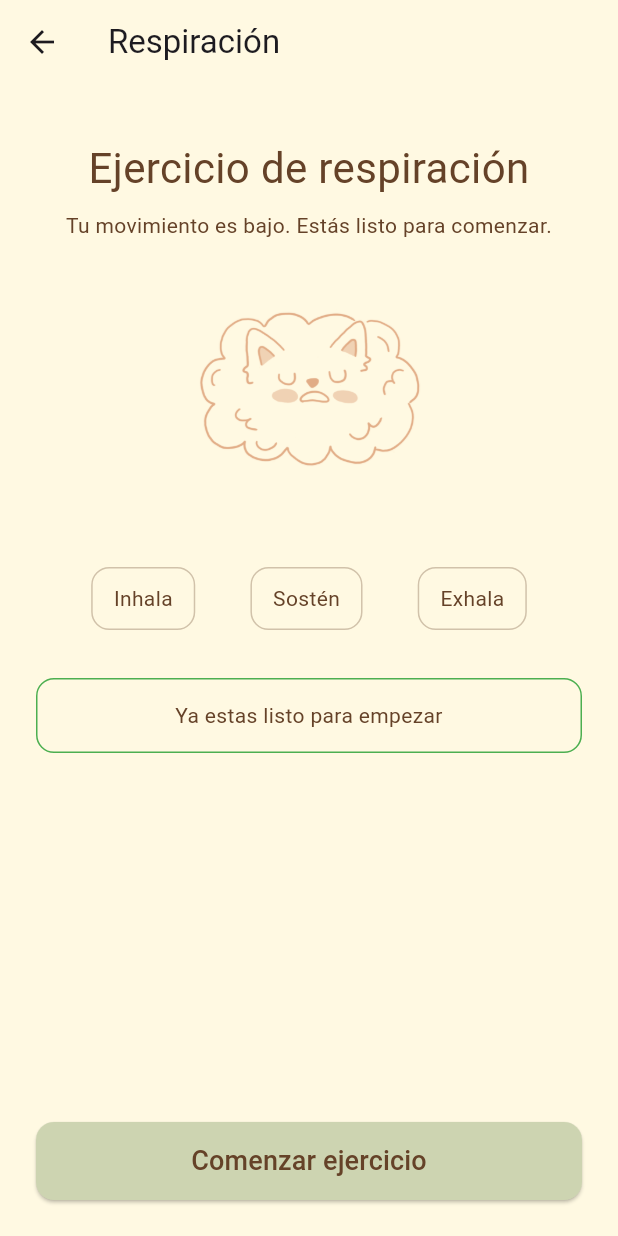
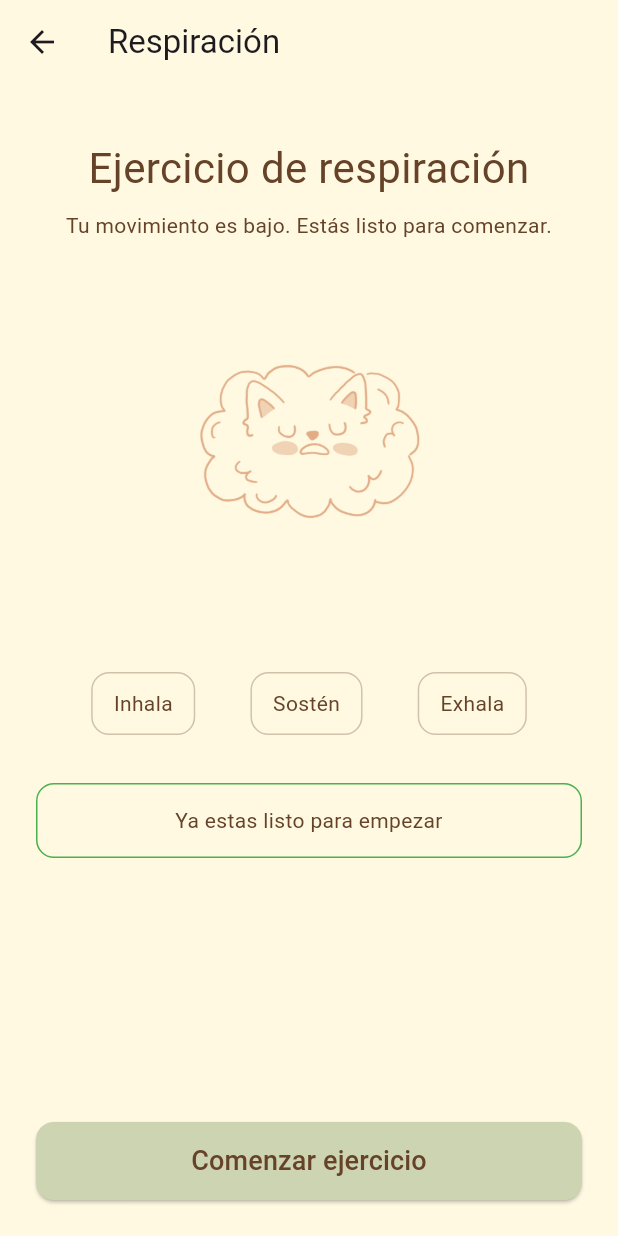
Before and after one commit to S3-Group36-Mobile-App-Development/Flutter, a Flutter app: the BreathingPage screen opened directly, on a phone screen of 412 x 824 dp. Run offline on Flutter 3.47's test engine with Material 3 defaults, Android fonts, the phone set to English and light mode, and no system bars; our stand-ins replace dio, flutter_secure_storage, google_fonts, google_sign_in, sensors_plus, shared_preferences and 1 more; accounts and stored records are empty; Roboto replaces fonts that are missing (Livvic).

Commit message:
last changes

```diff
--- a/lib/features/breathing/presentation/viewmodels/breathing_view_model.dart
+++ b/lib/features/breathing/presentation/viewmodels/breathing_view_model.dart
@@ -72,7 +72,7 @@ class BreathingViewModel extends ChangeNotifier {
     final movementDifference =
         (value - 9.8).abs();
 
-    if (movementDifference > 2.0) {
+    if (movementDifference > 0.5) {
       _context = MovementContext.moving;
     } else {
       _context = MovementContext.still;
--- a/lib/features/breathing/presentation/views/breathing_page.dart
+++ b/lib/features/breathing/presentation/views/breathing_page.dart
@@ -116,10 +116,10 @@ class _BreathingPageState extends State<BreathingPage> {
 
                   const SizedBox(height: 24),
 
-                  BreathingCircle(
+                  SizedBox(height: 220, width: 220, child: Center(child: BreathingCircle(
                     phase: _viewModel.phase,
                     isBreathing: isBreathing,
-                  ),
+                  )),),
 
                   const SizedBox(height: 24),
 
```
